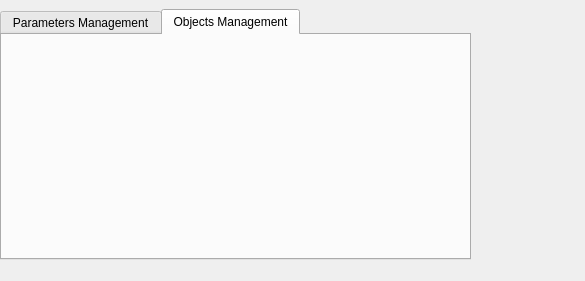
This is resource/curobo_rviz_panel.ui in Lab-CORO/curobo_rviz as Qt 5 draws it before an edit. The edited form follows.
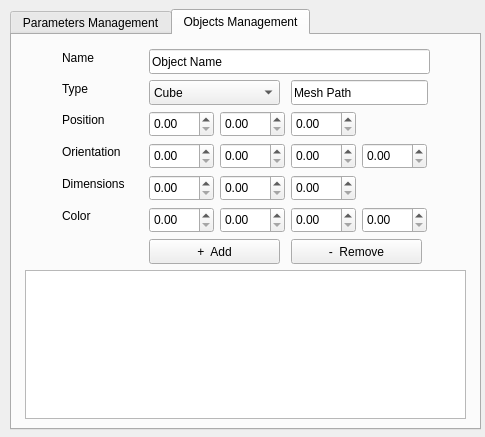
This is the edited form. The open tabs and pages were chosen to show the change.

```diff
--- a/resource/curobo_rviz_panel.ui
+++ b/resource/curobo_rviz_panel.ui
@@ -6,8 +6,8 @@
    <rect>
     <x>0</x>
     <y>0</y>
-    <width>585</width>
-    <height>281</height>
+    <width>485</width>
+    <height>437</height>
    </rect>
   </property>
   <property name="windowTitle">
@@ -16,10 +16,10 @@
   <widget class="QTabWidget" name="tabWidget">
    <property name="geometry">
     <rect>
-     <x>0</x>
+     <x>10</x>
      <y>9</y>
      <width>471</width>
-     <height>251</height>
+     <height>421</height>
     </rect>
    </property>
    <property name="currentIndex">
@@ -273,6 +273,324 @@
     <attribute name="title">
      <string>Objects Management</string>
     </attribute>
+    <widget class="QDoubleSpinBox" name="doubleSpinBoxPositionY">
+     <property name="geometry">
+      <rect>
+       <x>208</x>
+       <y>76</y>
+       <width>65</width>
+       <height>26</height>
+      </rect>
+     </property>
+    </widget>
+    <widget class="QDoubleSpinBox" name="doubleSpinBoxColorB">
+     <property name="geometry">
+      <rect>
+       <x>279</x>
+       <y>172</y>
+       <width>65</width>
+       <height>26</height>
+      </rect>
+     </property>
+    </widget>
+    <widget class="QLabel" name="labelColor">
+     <property name="geometry">
+      <rect>
+       <x>50</x>
+       <y>172</y>
+       <width>37</width>
+       <height>17</height>
+      </rect>
+     </property>
+     <property name="text">
+      <string>Color</string>
+     </property>
+    </widget>
+    <widget class="QDoubleSpinBox" name="doubleSpinBoxDimensionX">
+     <property name="geometry">
+      <rect>
+       <x>137</x>
+       <y>140</y>
+       <width>65</width>
+       <height>26</height>
+      </rect>
+     </property>
+    </widget>
+    <widget class="QDoubleSpinBox" name="doubleSpinBoxOrientationX">
+     <property name="geometry">
+      <rect>
+       <x>137</x>
+       <y>108</y>
+       <width>65</width>
+       <height>26</height>
+      </rect>
+     </property>
+    </widget>
+    <widget class="QDoubleSpinBox" name="doubleSpinBoxOrientationY">
+     <property name="geometry">
+      <rect>
+       <x>208</x>
+       <y>108</y>
+       <width>65</width>
+       <height>26</height>
+      </rect>
+     </property>
+    </widget>
+    <widget class="QLabel" name="labelType">
+     <property name="geometry">
+      <rect>
+       <x>50</x>
+       <y>45</y>
+       <width>33</width>
+       <height>17</height>
+      </rect>
+     </property>
+     <property name="text">
+      <string>Type</string>
+     </property>
+    </widget>
+    <widget class="QDoubleSpinBox" name="doubleSpinBoxPositionZ">
+     <property name="geometry">
+      <rect>
+       <x>279</x>
+       <y>76</y>
+       <width>65</width>
+       <height>26</height>
+      </rect>
+     </property>
+    </widget>
+    <widget class="QListWidget" name="listWidgetObjects">
+     <property name="geometry">
+      <rect>
+       <x>13</x>
+       <y>235</y>
+       <width>441</width>
+       <height>149</height>
+      </rect>
+     </property>
+    </widget>
+    <widget class="QLabel" name="labelPosition">
+     <property name="geometry">
+      <rect>
+       <x>50</x>
+       <y>76</y>
+       <width>56</width>
+       <height>17</height>
+      </rect>
+     </property>
+     <property name="text">
+      <string>Position</string>
+     </property>
+    </widget>
+    <widget class="QComboBox" name="comboBoxObjects">
+     <property name="geometry">
+      <rect>
+       <x>137</x>
+       <y>45</y>
+       <width>131</width>
+       <height>25</height>
+      </rect>
+     </property>
+     <item>
+      <property name="text">
+       <string>Cube</string>
+      </property>
+     </item>
+     <item>
+      <property name="text">
+       <string>Sphere</string>
+      </property>
+     </item>
+     <item>
+      <property name="text">
+       <string>Capsule</string>
+      </property>
+     </item>
+     <item>
+      <property name="text">
+       <string>Cylinder</string>
+      </property>
+     </item>
+     <item>
+      <property name="text">
+       <string>Mesh</string>
+      </property>
+     </item>
+    </widget>
+    <widget class="QDoubleSpinBox" name="doubleSpinBoxPositionX">
+     <property name="geometry">
+      <rect>
+       <x>137</x>
+       <y>76</y>
+       <width>65</width>
+       <height>26</height>
+      </rect>
+     </property>
+    </widget>
+    <widget class="QDoubleSpinBox" name="doubleSpinBoxColorA">
+     <property name="geometry">
+      <rect>
+       <x>350</x>
+       <y>172</y>
+       <width>65</width>
+       <height>26</height>
+      </rect>
+     </property>
+    </widget>
+    <widget class="QDoubleSpinBox" name="doubleSpinBoxDimensionY">
+     <property name="geometry">
+      <rect>
+       <x>208</x>
+       <y>140</y>
+       <width>65</width>
+       <height>26</height>
+      </rect>
+     </property>
+    </widget>
+    <widget class="QDoubleSpinBox" name="doubleSpinBoxOrientationZ">
+     <property name="geometry">
+      <rect>
+       <x>279</x>
+       <y>108</y>
+       <width>65</width>
+       <height>26</height>
+      </rect>
+     </property>
+    </widget>
+    <widget class="QLabel" name="labelOrientation">
+     <property name="geometry">
+      <rect>
+       <x>50</x>
+       <y>108</y>
+       <width>80</width>
+       <height>17</height>
+      </rect>
+     </property>
+     <property name="text">
+      <string>Orientation</string>
+     </property>
+    </widget>
+    <widget class="QDoubleSpinBox" name="doubleSpinBoxDimensionZ">
+     <property name="geometry">
+      <rect>
+       <x>279</x>
+       <y>140</y>
+       <width>65</width>
+       <height>26</height>
+      </rect>
+     </property>
+    </widget>
+    <widget class="QLineEdit" name="lineEditName">
+     <property name="geometry">
+      <rect>
+       <x>137</x>
+       <y>14</y>
+       <width>281</width>
+       <height>25</height>
+      </rect>
+     </property>
+     <property name="text">
+      <string>Object Name</string>
+     </property>
+    </widget>
+    <widget class="QDoubleSpinBox" name="doubleSpinBoxColorG">
+     <property name="geometry">
+      <rect>
+       <x>208</x>
+       <y>172</y>
+       <width>65</width>
+       <height>26</height>
+      </rect>
+     </property>
+    </widget>
+    <widget class="QDoubleSpinBox" name="doubleSpinBoxColorR">
+     <property name="geometry">
+      <rect>
+       <x>137</x>
+       <y>172</y>
+       <width>65</width>
+       <height>26</height>
+      </rect>
+     </property>
+    </widget>
+    <widget class="QPushButton" name="pushButtonRemove">
+     <property name="geometry">
+      <rect>
+       <x>279</x>
+       <y>204</y>
+       <width>131</width>
+       <height>25</height>
+      </rect>
+     </property>
+     <property name="text">
+      <string>-  Remove</string>
+     </property>
+    </widget>
+    <widget class="QPushButton" name="pushButtonAdd">
+     <property name="geometry">
+      <rect>
+       <x>137</x>
+       <y>204</y>
+       <width>131</width>
+       <height>25</height>
+      </rect>
+     </property>
+     <property name="text">
+      <string>+  Add</string>
+     </property>
+    </widget>
+    <widget class="QLineEdit" name="lineEditMeshPath">
+     <property name="geometry">
+      <rect>
+       <x>279</x>
+       <y>45</y>
+       <width>137</width>
+       <height>25</height>
+      </rect>
+     </property>
+     <property name="text">
+      <string>Mesh Path</string>
+     </property>
+     <property name="readOnly">
+      <bool>false</bool>
+     </property>
+    </widget>
+    <widget class="QDoubleSpinBox" name="doubleSpinBoxOrientationW">
+     <property name="geometry">
+      <rect>
+       <x>350</x>
+       <y>108</y>
+       <width>65</width>
+       <height>26</height>
+      </rect>
+     </property>
+    </widget>
+    <widget class="QLabel" name="labelName">
+     <property name="geometry">
+      <rect>
+       <x>50</x>
+       <y>14</y>
+       <width>41</width>
+       <height>17</height>
+      </rect>
+     </property>
+     <property name="text">
+      <string>Name</string>
+     </property>
+    </widget>
+    <widget class="QLabel" name="labelDimensions">
+     <property name="geometry">
+      <rect>
+       <x>50</x>
+       <y>140</y>
+       <width>79</width>
+       <height>17</height>
+      </rect>
+     </property>
+     <property name="text">
+      <string>Dimensions</string>
+     </property>
+    </widget>
    </widget>
   </widget>
  </widget>
```
Left out of the diff: 2 changed lines with no effect on the pictures.
